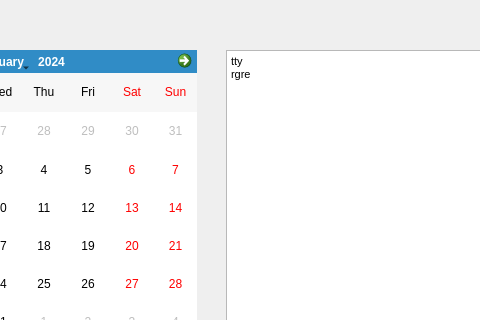
This is 004_CHMV/QTLearning/CW01/datedialog.ui in leaptop/repos2 as Qt 5 draws it before an edit; both pictures show x 184 to 664 and y 0 to 320 of the 892 by 725 pixel window. The edited form follows.
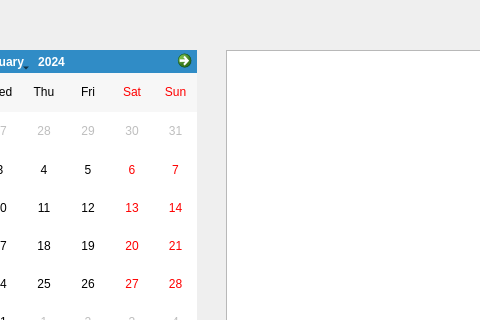
This is the edited form.

Diff of the .ui file:
```diff
--- a/004_CHMV/QTLearning/CW01/datedialog.ui
+++ b/004_CHMV/QTLearning/CW01/datedialog.ui
@@ -79,8 +79,7 @@
 &lt;html&gt;&lt;head&gt;&lt;meta name=&quot;qrichtext&quot; content=&quot;1&quot; /&gt;&lt;style type=&quot;text/css&quot;&gt;
 p, li { white-space: pre-wrap; }
 &lt;/style&gt;&lt;/head&gt;&lt;body style=&quot; font-family:'MS Shell Dlg 2'; font-size:8.25pt; font-weight:400; font-style:normal;&quot;&gt;
-&lt;p style=&quot; margin-top:0px; margin-bottom:0px; margin-left:0px; margin-right:0px; -qt-block-indent:0; text-indent:0px;&quot;&gt;&lt;span style=&quot; font-family:'MS Shell Dlg 2';&quot;&gt;tty&lt;/span&gt;&lt;/p&gt;
-&lt;p style=&quot; margin-top:0px; margin-bottom:0px; margin-left:0px; margin-right:0px; -qt-block-indent:0; text-indent:0px;&quot;&gt;&lt;span style=&quot; font-family:'MS Shell Dlg 2';&quot;&gt;rgre&lt;/span&gt;&lt;/p&gt;&lt;/body&gt;&lt;/html&gt;</string>
+&lt;p style=&quot;-qt-paragraph-type:empty; margin-top:0px; margin-bottom:0px; margin-left:0px; margin-right:0px; -qt-block-indent:0; text-indent:0px; font-family:'MS Shell Dlg 2';&quot;&gt;&lt;br /&gt;&lt;/p&gt;&lt;/body&gt;&lt;/html&gt;</string>
    </property>
   </widget>
  </widget>
```
Left out of the diff: 8 changed lines with no effect on the pictures.
